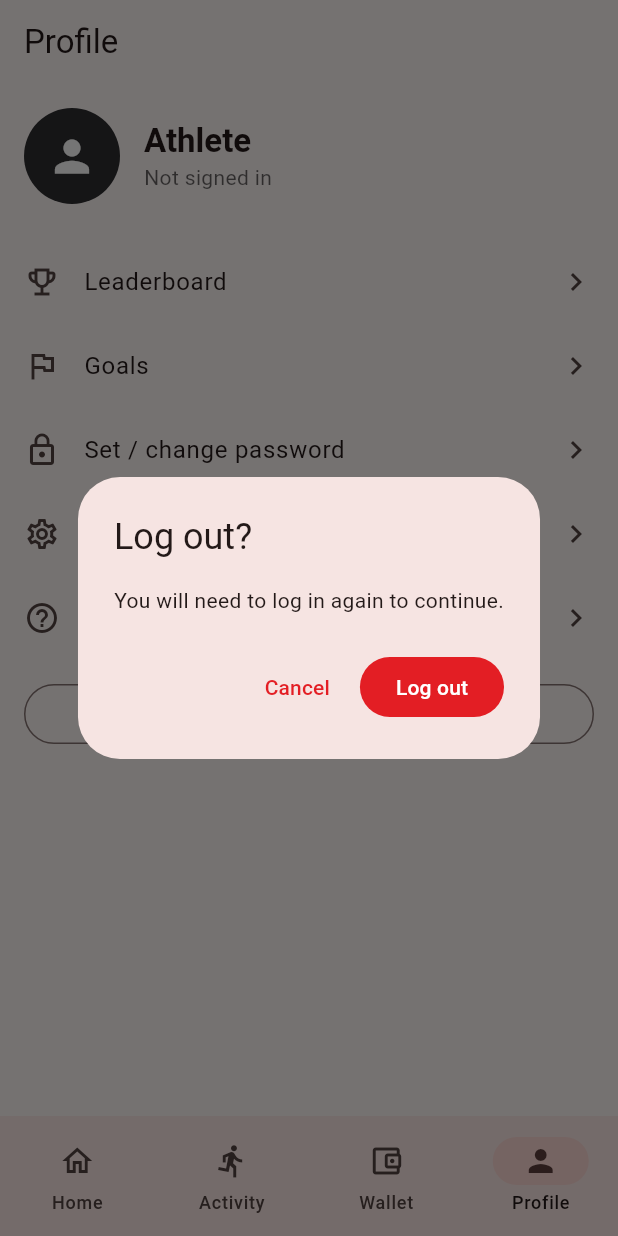
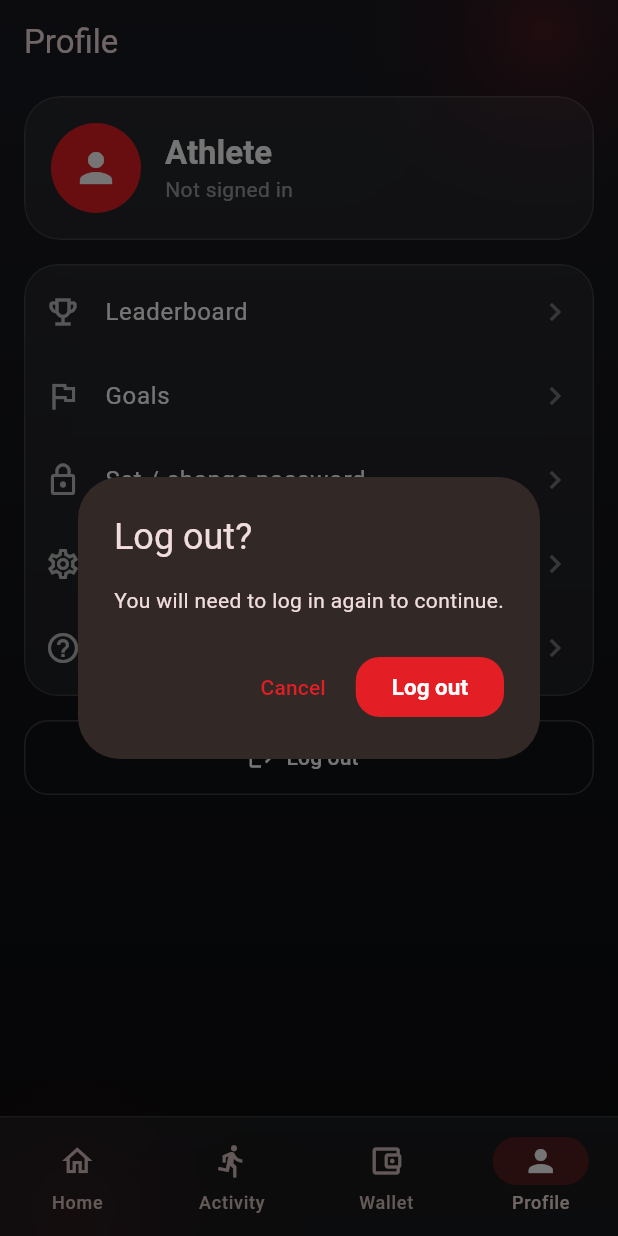
Before and after one commit to Fitbox-41/FitBox-App, a Flutter app: the ProfileScreen screen opened by its route, after a tap on "Log out", on a phone screen of 412 x 824 dp. Run offline on Flutter 3.47's test engine with Material 3 defaults, Android fonts, the phone set to English and light mode, and no system bars; our stand-ins replace dio, flutter_riverpod, flutter_secure_storage, go_router, google_sign_in; missing offline and left inert: google_sign_in_web; accounts and stored records are empty; network calls fail.

Commit message:
Glassmorphism redesign (Apple-style dark glass) + sign-in spinner
App-wide gradient backdrop with a red glow and frosted-glass cards across
dashboard, wallet, activity and profile; a frosted bottom nav bar; dark
theme with red accents. Add a loading overlay during web Google sign-in.
Fix a login row overflow and the background Stack constraints.

```diff
--- a/lib/src/app.dart
+++ b/lib/src/app.dart
@@ -3,6 +3,7 @@ import 'package:flutter_riverpod/flutter_riverpod.dart';
 
 import 'core/router/app_router.dart';
 import 'core/theme/app_theme.dart';
+import 'presentation/widgets/glass.dart';
 
 /// Root widget for the FitBox application.
 class FitBoxApp extends ConsumerWidget {
@@ -14,9 +15,12 @@ class FitBoxApp extends ConsumerWidget {
     return MaterialApp.router(
       title: 'FitBox',
       debugShowCheckedModeBanner: false,
-      theme: AppTheme.light(),
+      theme: AppTheme.dark(),
       darkTheme: AppTheme.dark(),
+      themeMode: ThemeMode.dark,
       routerConfig: router,
+      builder: (context, child) =>
+          AppBackground(child: child ?? const SizedBox.shrink()),
     );
   }
 }
--- a/lib/src/presentation/home/home_screen.dart
+++ b/lib/src/presentation/home/home_screen.dart
@@ -5,7 +5,9 @@ import 'package:intl/intl.dart';
 import '../../core/theme/app_theme.dart';
 import '../../data/models/fitness_stats.dart';
 import '../../data/providers.dart';
+import '../auth/auth_controller.dart';
 import '../widgets/common.dart';
+import '../widgets/glass.dart';
 
 class HomeScreen extends ConsumerWidget {
   const HomeScreen({super.key});
@@ -13,13 +15,27 @@ class HomeScreen extends ConsumerWidget {
   @override
   Widget build(BuildContext context, WidgetRef ref) {
     final AsyncValue<FitnessStats> stats = ref.watch(fitnessStatsProvider);
+    final String? name = ref.watch(authControllerProvider).user?.name;
+    final String greeting =
+        (name != null && name.isNotEmpty) ? name.split(' ').first : 'athlete';
 
     return Scaffold(
       appBar: AppBar(
-        title: const Text('FitBox'),
+        title: Column(
+          crossAxisAlignment: CrossAxisAlignment.start,
+          children: <Widget>[
+            const Text('Welcome back',
+                style: TextStyle(fontSize: 12, color: Colors.white54)),
+            Text('Hi, $greeting',
+                style: const TextStyle(
+                    fontSize: 20,
+                    fontWeight: FontWeight.bold,
+                    color: Colors.white)),
+          ],
+        ),
         actions: <Widget>[
           IconButton(
-            icon: const Icon(Icons.notifications_none),
+            icon: const Icon(Icons.notifications_none, color: Colors.white),
             onPressed: () {},
           ),
         ],
@@ -33,10 +49,10 @@ class HomeScreen extends ConsumerWidget {
         data: (FitnessStats s) => RefreshIndicator(
           onRefresh: () async => ref.invalidate(fitnessStatsProvider),
           child: ListView(
-            padding: const EdgeInsets.fromLTRB(16, 12, 16, 24),
+            padding: const EdgeInsets.fromLTRB(16, 8, 16, 28),
             children: <Widget>[
               _StepsRing(stats: s),
-              const SizedBox(height: 20),
+              const SizedBox(height: 14),
               Row(
                 children: <Widget>[
                   Expanded(
@@ -53,7 +69,7 @@ class HomeScreen extends ConsumerWidget {
                       icon: Icons.straighten,
                       value: '${s.distanceKm.toStringAsFixed(1)} km',
                       label: 'distance',
-                      color: FitBoxColors.charcoal,
+                      color: Colors.white,
                     ),
                   ),
                   const SizedBox(width: 12),
@@ -62,7 +78,7 @@ class HomeScreen extends ConsumerWidget {
                       icon: Icons.timer_outlined,
                       value: '${s.activeMinutes}',
                       label: 'active min',
-                      color: FitBoxColors.redDark,
+                      color: FitBoxColors.red,
                     ),
                   ),
                 ],
@@ -87,28 +103,24 @@ class _StepsRing extends StatelessWidget {
   Widget build(BuildContext context) {
     final NumberFormat fmt = NumberFormat.decimalPattern();
     final TextTheme text = Theme.of(context).textTheme;
-    return Container(
-      padding: const EdgeInsets.symmetric(vertical: 24),
-      decoration: BoxDecoration(
-        color: Theme.of(context).colorScheme.surfaceContainerHighest,
-        borderRadius: BorderRadius.circular(20),
-      ),
+    return GlassCard(
+      radius: 26,
+      padding: const EdgeInsets.symmetric(vertical: 28),
       child: Center(
         child: SizedBox(
-          width: 190,
-          height: 190,
+          width: 196,
+          height: 196,
           child: Stack(
             alignment: Alignment.center,
             children: <Widget>[
               SizedBox(
-                width: 190,
-                height: 190,
+                width: 196,
+                height: 196,
                 child: CircularProgressIndicator(
                   value: stats.stepProgress,
                   strokeWidth: 14,
                   strokeCap: StrokeCap.round,
-                  backgroundColor:
-                      Theme.of(context).colorScheme.outlineVariant,
+                  backgroundColor: Colors.white.withValues(alpha: 0.12),
                   valueColor:
                       const AlwaysStoppedAnimation<Color>(FitBoxColors.red),
                 ),
@@ -117,11 +129,11 @@ class _StepsRing extends StatelessWidget {
                 mainAxisSize: MainAxisSize.min,
                 children: <Widget>[
                   Text(fmt.format(stats.steps),
-                      style: text.headlineMedium
-                          ?.copyWith(fontWeight: FontWeight.bold)),
+                      style: text.headlineMedium?.copyWith(
+                          fontWeight: FontWeight.bold, color: Colors.white)),
                   Text('of ${fmt.format(stats.stepGoal)} steps',
-                      style: text.bodySmall
-                          ?.copyWith(color: Theme.of(context).hintColor)),
+                      style:
+                          text.bodySmall?.copyWith(color: Colors.white54)),
                   const SizedBox(height: 4),
                   Text('${(stats.stepProgress * 100).round()}%',
                       style: text.titleMedium?.copyWith(
@@ -148,17 +160,16 @@ class _WeeklyBars extends StatelessWidget {
   Widget build(BuildContext context) {
     final int maxSteps =
         weeklySteps.isEmpty ? 1 : weeklySteps.reduce((a, b) => a > b ? a : b);
-    return Container(
-      height: 160,
-      padding: const EdgeInsets.fromLTRB(12, 16, 12, 10),
-      decoration: BoxDecoration(
-        color: Theme.of(context).colorScheme.surfaceContainerHighest,
-        borderRadius: BorderRadius.circular(16),
-      ),
+    return GlassCard(
+      radius: 22,
+      padding: const EdgeInsets.fromLTRB(12, 16, 12, 12),
+      child: SizedBox(
+        height: 132,
         child: Row(
           crossAxisAlignment: CrossAxisAlignment.end,
           children: List<Widget>.generate(weeklySteps.length, (int i) {
             final double ratio = maxSteps == 0 ? 0 : weeklySteps[i] / maxSteps;
+            final bool today = i == weeklySteps.length - 1;
             return Expanded(
               child: Column(
                 mainAxisAlignment: MainAxisAlignment.end,
@@ -170,9 +181,9 @@ class _WeeklyBars extends StatelessWidget {
                       child: Container(
                         margin: const EdgeInsets.symmetric(horizontal: 5),
                         decoration: BoxDecoration(
-                        color: i == weeklySteps.length - 1
+                          color: today
                               ? FitBoxColors.red
-                            : FitBoxColors.charcoal,
+                              : Colors.white.withValues(alpha: 0.22),
                           borderRadius: BorderRadius.circular(6),
                         ),
                       ),
@@ -180,12 +191,14 @@ class _WeeklyBars extends StatelessWidget {
                   ),
                   const SizedBox(height: 6),
                   Text(_days[i % _days.length],
-                    style: Theme.of(context).textTheme.bodySmall),
+                      style: const TextStyle(
+                          color: Colors.white54, fontSize: 12)),
                 ],
               ),
             );
           }),
         ),
+      ),
     );
   }
 }
--- a/lib/src/presentation/profile/profile_screen.dart
+++ b/lib/src/presentation/profile/profile_screen.dart
@@ -4,6 +4,7 @@ import 'package:go_router/go_router.dart';
 
 import '../../core/theme/app_theme.dart';
 import '../auth/auth_controller.dart';
+import '../widgets/glass.dart';
 
 class ProfileScreen extends ConsumerWidget {
   const ProfileScreen({super.key});
@@ -16,14 +17,17 @@ class ProfileScreen extends ConsumerWidget {
     return Scaffold(
       appBar: AppBar(title: const Text('Profile')),
       body: ListView(
-        padding: const EdgeInsets.fromLTRB(16, 16, 16, 24),
+        padding: const EdgeInsets.fromLTRB(16, 8, 16, 28),
         children: <Widget>[
-          Row(
+          GlassCard(
+            radius: 24,
+            padding: const EdgeInsets.all(18),
+            child: Row(
               children: <Widget>[
                 const CircleAvatar(
-                radius: 32,
-                backgroundColor: FitBoxColors.charcoal,
-                child: Icon(Icons.person, color: Colors.white, size: 34),
+                  radius: 30,
+                  backgroundColor: FitBoxColors.red,
+                  child: Icon(Icons.person, color: Colors.white, size: 32),
                 ),
                 const SizedBox(width: 16),
                 Expanded(
@@ -31,31 +35,45 @@ class ProfileScreen extends ConsumerWidget {
                     crossAxisAlignment: CrossAxisAlignment.start,
                     children: <Widget>[
                       Text(user?.name.isNotEmpty == true ? user!.name : 'Athlete',
-                        style: text.titleLarge
-                            ?.copyWith(fontWeight: FontWeight.bold)),
+                          style: text.titleLarge?.copyWith(
+                              fontWeight: FontWeight.bold,
+                              color: Colors.white)),
                       Text(user?.email ?? 'Not signed in',
                           style: text.bodyMedium
-                            ?.copyWith(color: Theme.of(context).hintColor)),
+                              ?.copyWith(color: Colors.white54)),
                     ],
                   ),
                 ),
               ],
             ),
-          const SizedBox(height: 24),
-          const _MenuItem(icon: Icons.emoji_events_outlined, label: 'Leaderboard'),
+          ),
+          const SizedBox(height: 16),
+          GlassCard(
+            padding: const EdgeInsets.symmetric(horizontal: 14, vertical: 4),
+            child: Column(
+              children: <Widget>[
+                const _MenuItem(
+                    icon: Icons.emoji_events_outlined, label: 'Leaderboard'),
                 const _MenuItem(icon: Icons.flag_outlined, label: 'Goals'),
                 _MenuItem(
                   icon: Icons.lock_outline,
                   label: 'Set / change password',
                   onTap: () => context.push('/change-password'),
                 ),
-          const _MenuItem(icon: Icons.settings_outlined, label: 'Settings'),
-          const _MenuItem(icon: Icons.help_outline, label: 'Help & support'),
-          const SizedBox(height: 12),
+                const _MenuItem(
+                    icon: Icons.settings_outlined, label: 'Settings'),
+                const _MenuItem(
+                    icon: Icons.help_outline, label: 'Help & support'),
+              ],
+            ),
+          ),
+          const SizedBox(height: 16),
           OutlinedButton.icon(
             onPressed: () => _confirmLogout(context, ref),
             icon: const Icon(Icons.logout),
             label: const Text('Log out'),
+            style: OutlinedButton.styleFrom(
+                minimumSize: const Size.fromHeight(50)),
           ),
         ],
       ),
@@ -95,9 +113,9 @@ class _MenuItem extends StatelessWidget {
   Widget build(BuildContext context) {
     return ListTile(
       contentPadding: EdgeInsets.zero,
-      leading: Icon(icon),
-      title: Text(label),
-      trailing: const Icon(Icons.chevron_right),
+      leading: Icon(icon, color: Colors.white70),
+      title: Text(label, style: const TextStyle(color: Colors.white)),
+      trailing: const Icon(Icons.chevron_right, color: Colors.white38),
       onTap: onTap ?? () {},
     );
   }
--- a/lib/src/presentation/shell/app_shell.dart
+++ b/lib/src/presentation/shell/app_shell.dart
@@ -1,9 +1,12 @@
+import 'dart:ui';
+
 import 'package:flutter/material.dart';
 import 'package:go_router/go_router.dart';
 
-/// Persistent app scaffold. Phones get a bottom navigation bar; wider screens
-/// (PC/tablet, incl. web on desktop) get a side navigation rail, with the
-/// content centred and width-capped so it stays comfortable to read.
+import '../../core/theme/app_theme.dart';
+
+/// Persistent app scaffold. Phones get a frosted-glass bottom bar; wider screens
+/// get a side navigation rail, with content centred and width-capped.
 class AppShell extends StatelessWidget {
   const AppShell({super.key, required this.navigationShell});
 
@@ -47,19 +50,20 @@ class AppShell extends StatelessWidget {
         body: Row(
           children: <Widget>[
             NavigationRail(
+              backgroundColor: Colors.white.withValues(alpha: 0.04),
               selectedIndex: navigationShell.currentIndex,
               onDestinationSelected: _onTap,
               labelType: NavigationRailLabelType.all,
+              indicatorColor: FitBoxColors.red.withValues(alpha: 0.25),
               destinations: <NavigationRailDestination>[
                 for (final t in _tabs)
                   NavigationRailDestination(
                     icon: Icon(t.icon),
-                    selectedIcon: Icon(t.active),
+                    selectedIcon: Icon(t.active, color: Colors.white),
                     label: Text(t.label),
                   ),
               ],
             ),
-            const VerticalDivider(width: 1),
             Expanded(child: content),
           ],
         ),
@@ -67,19 +71,36 @@ class AppShell extends StatelessWidget {
     }
 
     return Scaffold(
+      extendBody: true,
       body: navigationShell,
-      bottomNavigationBar: NavigationBar(
+      bottomNavigationBar: ClipRect(
+        child: BackdropFilter(
+          filter: ImageFilter.blur(sigmaX: 20, sigmaY: 20),
+          child: DecoratedBox(
+            decoration: BoxDecoration(
+              color: Colors.white.withValues(alpha: 0.06),
+              border: Border(
+                top: BorderSide(color: Colors.white.withValues(alpha: 0.12)),
+              ),
+            ),
+            child: NavigationBar(
+              backgroundColor: Colors.transparent,
+              elevation: 0,
+              indicatorColor: FitBoxColors.red.withValues(alpha: 0.28),
               selectedIndex: navigationShell.currentIndex,
               onDestinationSelected: _onTap,
               destinations: <NavigationDestination>[
                 for (final t in _tabs)
                   NavigationDestination(
                     icon: Icon(t.icon),
-              selectedIcon: Icon(t.active),
+                    selectedIcon: Icon(t.active, color: Colors.white),
                     label: t.label,
                   ),
               ],
             ),
+          ),
+        ),
+      ),
     );
   }
 }
--- a/lib/src/presentation/splash/splash_screen.dart
+++ b/lib/src/presentation/splash/splash_screen.dart
@@ -7,12 +7,12 @@ class SplashScreen extends StatelessWidget {
   @override
   Widget build(BuildContext context) {
     return Scaffold(
-      backgroundColor: Colors.white,
+      backgroundColor: Colors.transparent,
       body: Center(
         child: Column(
           mainAxisSize: MainAxisSize.min,
           children: <Widget>[
-            Image.asset('assets/images/logo_mark.png', width: 200),
+            Image.asset('assets/images/logo_mark_dark.png', width: 200),
             const SizedBox(height: 28),
             const SizedBox(
               width: 24,
--- a/lib/src/presentation/widgets/common.dart
+++ b/lib/src/presentation/widgets/common.dart
@@ -1,4 +1,6 @@
 import 'package:flutter/material.dart';
+
+import 'glass.dart';
 
 /// A compact stat tile (icon + value + label) used across the dashboard.
 class StatTile extends StatelessWidget {
@@ -18,20 +20,20 @@ class StatTile extends StatelessWidget {
   @override
   Widget build(BuildContext context) {
     final TextTheme text = Theme.of(context).textTheme;
-    return Container(
+    return GlassCard(
+      radius: 18,
       padding: const EdgeInsets.all(14),
-      decoration: BoxDecoration(
-        color: Theme.of(context).colorScheme.surfaceContainerHighest,
-        borderRadius: BorderRadius.circular(16),
-      ),
       child: Column(
         crossAxisAlignment: CrossAxisAlignment.start,
         children: <Widget>[
           Icon(icon, color: color, size: 22),
           const SizedBox(height: 10),
-          Text(value, style: text.titleLarge?.copyWith(fontWeight: FontWeight.bold)),
+          Text(value,
+              style: text.titleLarge
+                  ?.copyWith(fontWeight: FontWeight.bold, color: Colors.white)),
           const SizedBox(height: 2),
-          Text(label, style: text.bodySmall?.copyWith(color: Theme.of(context).hintColor)),
+          Text(label,
+              style: text.bodySmall?.copyWith(color: Colors.white54)),
         ],
       ),
     );
@@ -53,12 +55,15 @@ class AsyncRetry extends StatelessWidget {
         child: Column(
           mainAxisSize: MainAxisSize.min,
           children: <Widget>[
-            const Icon(Icons.cloud_off, size: 40),
+            const Icon(Icons.cloud_off, size: 40, color: Colors.white70),
             const SizedBox(height: 12),
             Text(
               message ?? 'Something went wrong.',
               textAlign: TextAlign.center,
-              style: Theme.of(context).textTheme.bodyMedium,
+              style: Theme.of(context)
+                  .textTheme
+                  .bodyMedium
+                  ?.copyWith(color: Colors.white70),
             ),
             const SizedBox(height: 12),
             FilledButton.tonal(onPressed: onRetry, child: const Text('Retry')),
@@ -78,13 +83,11 @@ class SectionHeader extends StatelessWidget {
   @override
   Widget build(BuildContext context) {
     return Padding(
-      padding: const EdgeInsets.only(bottom: 10, top: 4),
+      padding: const EdgeInsets.only(bottom: 12, top: 4),
       child: Text(
         title,
-        style: Theme.of(context)
-            .textTheme
-            .titleMedium
-            ?.copyWith(fontWeight: FontWeight.bold),
+        style: Theme.of(context).textTheme.titleMedium?.copyWith(
+            fontWeight: FontWeight.bold, color: Colors.white),
       ),
     );
   }
--- /dev/null
+++ b/lib/src/presentation/widgets/glass.dart
@@ -0,0 +1,101 @@
+import 'dart:ui';
+
+import 'package:flutter/material.dart';
+
+import '../../core/theme/app_theme.dart';
+
+/// App-wide gradient backdrop with a soft red glow, so glass surfaces on top
+/// have depth to refract.
+class AppBackground extends StatelessWidget {
+  const AppBackground({super.key, required this.child});
+
+  final Widget child;
+
+  @override
+  Widget build(BuildContext context) {
+    return DecoratedBox(
+      decoration: const BoxDecoration(
+        gradient: LinearGradient(
+          begin: Alignment.topCenter,
+          end: Alignment.bottomCenter,
+          colors: <Color>[FitBoxColors.bgTop, FitBoxColors.bgBottom],
+        ),
+      ),
+      child: Stack(
+        fit: StackFit.expand,
+        children: <Widget>[
+          Positioned(
+            top: -120,
+            right: -90,
+            child: _Glow(color: FitBoxColors.red.withValues(alpha: 0.22), size: 280),
+          ),
+          Positioned(
+            bottom: -140,
+            left: -110,
+            child: _Glow(color: FitBoxColors.red.withValues(alpha: 0.10), size: 320),
+          ),
+          child,
+        ],
+      ),
+    );
+  }
+}
+
+class _Glow extends StatelessWidget {
+  const _Glow({required this.color, required this.size});
+  final Color color;
+  final double size;
+
+  @override
+  Widget build(BuildContext context) {
+    return IgnorePointer(
+      child: Container(
+        width: size,
+        height: size,
+        decoration: BoxDecoration(
+          shape: BoxShape.circle,
+          gradient: RadialGradient(colors: <Color>[color, Colors.transparent]),
+        ),
+      ),
+    );
+  }
+}
+
+/// A frosted-glass card: blurred, translucent, hairline-bordered.
+class GlassCard extends StatelessWidget {
+  const GlassCard({
+    super.key,
+    required this.child,
+    this.padding = const EdgeInsets.all(16),
+    this.radius = 22,
+    this.onTap,
+  });
+
+  final Widget child;
+  final EdgeInsets padding;
+  final double radius;
+  final VoidCallback? onTap;
+
+  @override
+  Widget build(BuildContext context) {
+    final BorderRadius br = BorderRadius.circular(radius);
+    Widget content = Padding(padding: padding, child: child);
+    if (onTap != null) {
+      content = InkWell(borderRadius: br, onTap: onTap, child: content);
+    }
+    return ClipRRect(
+      borderRadius: br,
+      child: BackdropFilter(
+        filter: ImageFilter.blur(sigmaX: 18, sigmaY: 18),
+        child: DecoratedBox(
+          decoration: BoxDecoration(
+            color: FitBoxColors.glassFill,
+            borderRadius: br,
+            border: Border.all(color: FitBoxColors.glassStroke),
+          ),
+          child: content,
+        ),
+      ),
+    );
+  }
+}
```
Also changed, not shown: lib/src/core/theme/app_theme.dart (+60 -11 lines), lib/src/presentation/activity/activity_screen.dart (+15 -12 lines), lib/src/presentation/auth/auth_controller.dart (+19 -1 lines), lib/src/presentation/auth/login_screen.dart (+22 -7 lines), lib/src/presentation/wallet/wallet_screen.dart (+33 -18 lines), 1 other file. Lines whose indentation alone changed are shown as unchanged.
